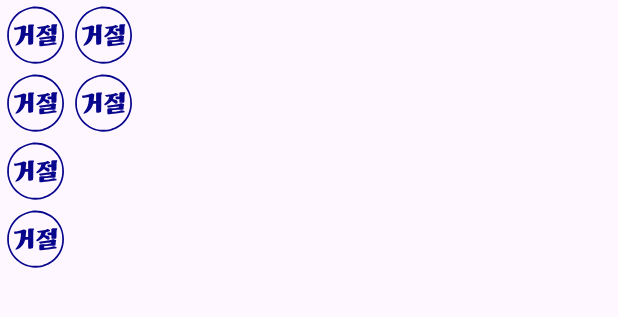
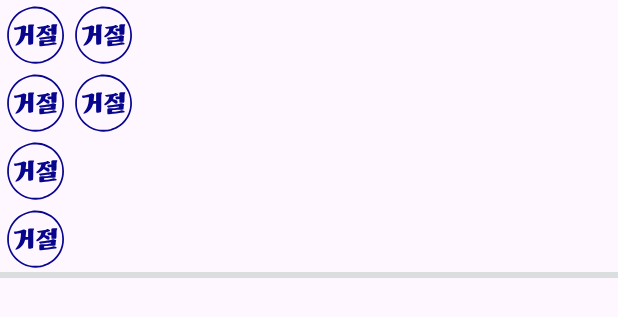
Before and after one commit to nagosoo/todo_report_android, an Android app: the layout fragment_stamp_bottom_sheet_dialog.xml on its own in the app's theme, with its tools: preview values and no code run, on a phone screen of 412 x 824 dp. Shown: the top 317 px of the screen. Run offline under Robolectric (Android 15) with nearby library versions, the phone set to English and light mode, and no system bars.

Commit message:
feat: bottomsheet scrollbar 추가

```diff
--- a/app/src/main/res/layout/fragment_stamp_bottom_sheet_dialog.xml
+++ b/app/src/main/res/layout/fragment_stamp_bottom_sheet_dialog.xml
@@ -2,15 +2,22 @@
 <LinearLayout xmlns:android="http://schemas.android.com/apk/res/android"
     xmlns:app="http://schemas.android.com/apk/res-auto"
     xmlns:tools="http://schemas.android.com/tools"
-    android:orientation="vertical"
     android:layout_width="match_parent"
-    android:layout_height="match_parent">
+    android:layout_height="match_parent"
+    android:orientation="vertical">
 
     <androidx.recyclerview.widget.RecyclerView
         android:id="@+id/recyclerview"
         android:layout_width="match_parent"
         android:layout_height="wrap_content"
+        android:fadeScrollbars="false"
         android:orientation="horizontal"
+        android:paddingBottom="10dp"
+        android:scrollbarAlwaysDrawHorizontalTrack="true"
+        android:scrollbarStyle="insideInset"
+        android:scrollbarThumbHorizontal="@color/green"
+        android:scrollbarTrackHorizontal="@color/grey_scrollbar"
+        android:scrollbars="horizontal"
         app:layoutManager="androidx.recyclerview.widget.GridLayoutManager"
         app:spanCount="4"
         tools:itemCount="100"
```
